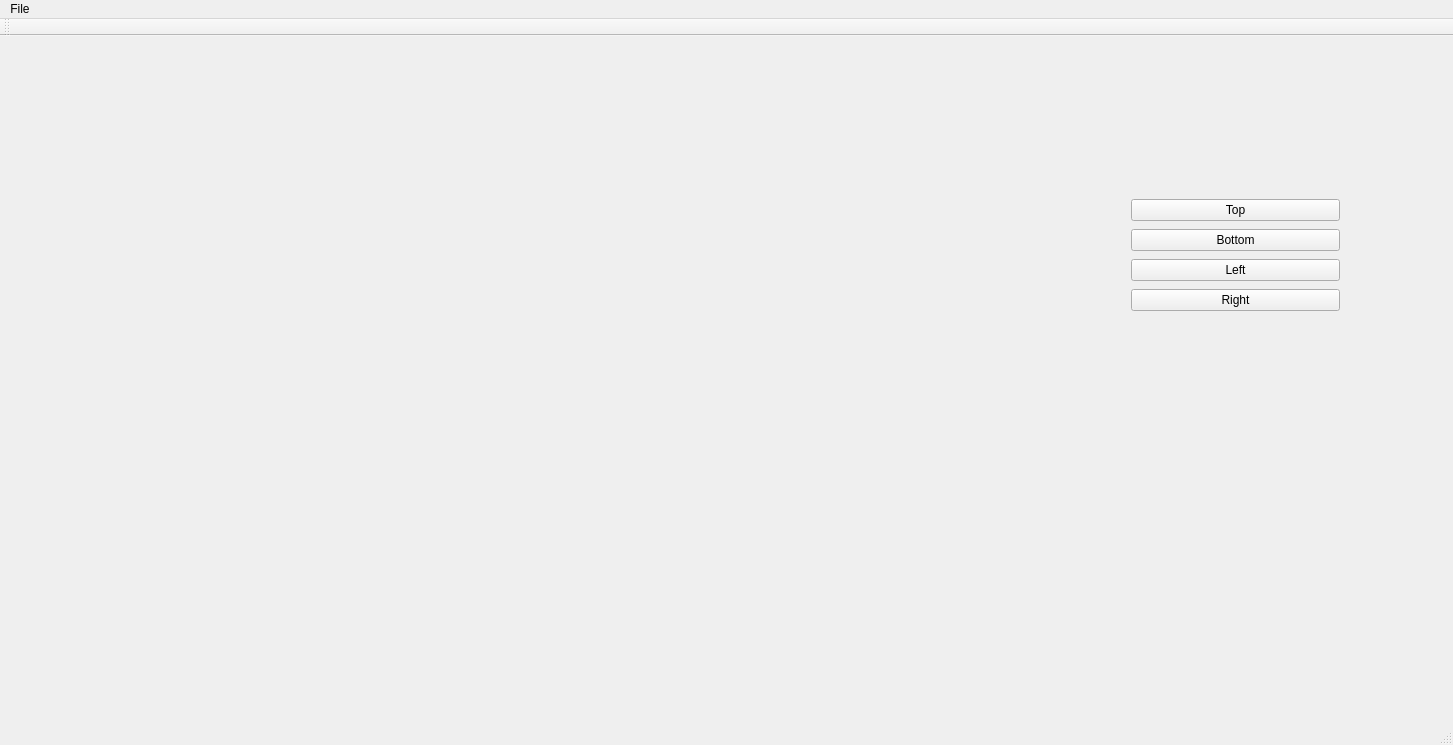
First picture: the form in mainwindow.ui, repository monsieur7/robotProjet, before the edit.
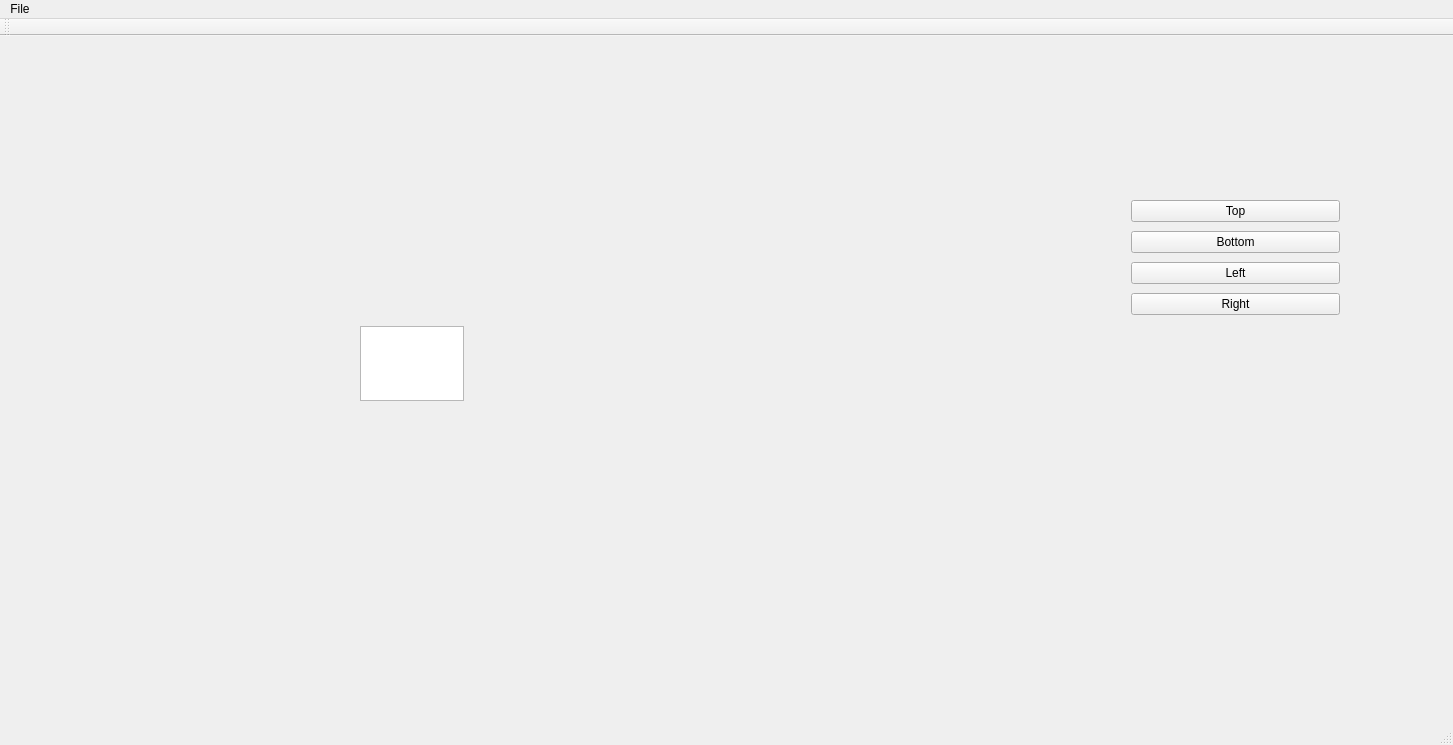
Second picture: the form after the edit.

Commit message: ZQSD KEYS

What changed in the file:
```diff
--- a/mainwindow.ui
+++ b/mainwindow.ui
@@ -20,7 +20,7 @@
       <x>1120</x>
       <y>150</y>
       <width>231</width>
-      <height>141</height>
+      <height>143</height>
      </rect>
     </property>
     <layout class="QGridLayout" name="gridLayout">
@@ -54,6 +54,16 @@
      </item>
     </layout>
    </widget>
+   <widget class="QTextEdit" name="textEdit">
+    <property name="geometry">
+     <rect>
+      <x>360</x>
+      <y>290</y>
+      <width>104</width>
+      <height>75</height>
+     </rect>
+    </property>
+   </widget>
   </widget>
   <widget class="QMenuBar" name="menuBar">
    <property name="geometry">
```
Left out of the diff: 14 changed lines with no effect on the pictures.
